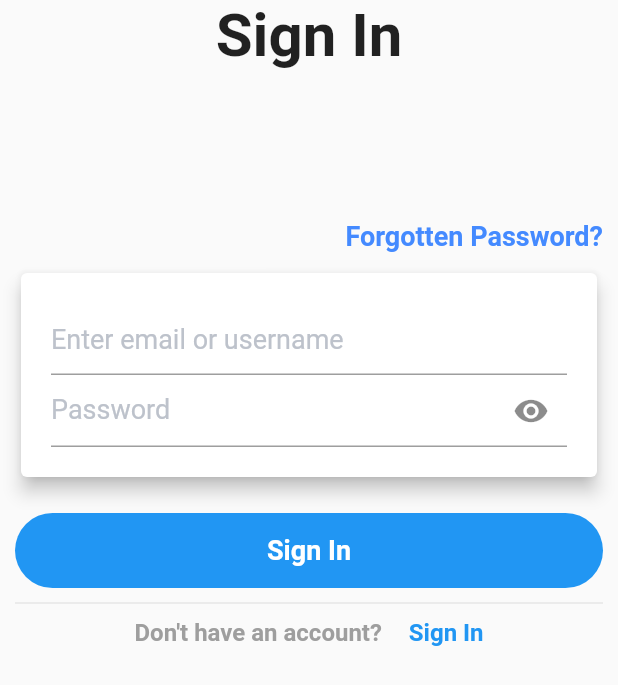
After one commit to orangeztorm/food_delivery, a Flutter app: the screen it shows after launch, item 2 of the bottom bar chosen, scrolled down 146 dp, after a tap on "Proceed to checkout", on a phone screen of 412 x 824 dp. The commit adds this screen. Shown: the top 685 px of the screen. Run offline on Flutter 3.47's test engine with Material 2 defaults, Android fonts, the phone set to English and light mode, and no system bars.

Commit message:
signin page

```diff
--- a/lib/src/pages/order_page.dart
+++ b/lib/src/pages/order_page.dart
@@ -1,4 +1,5 @@
 import 'package:flutter/material.dart';
+import 'package:food_delivery/src/pages/sign_in_page.dart';
 import 'package:food_delivery/src/widgets/order_card.dart';
 
 class Order extends StatefulWidget {
@@ -138,7 +139,12 @@ class _OrderState extends State<Order> {
             ],
           ),
           SizedBox(height: 20,),
-          Container(
+          GestureDetector(
+            onTap: () {
+              Navigator.of(context).push(MaterialPageRoute(
+                  builder: (BuildContext context) => SignInPage()));
+            },
+            child: Container(
                 width: MediaQuery.of(context).size.width,
                 height: 50.0,
                 decoration: BoxDecoration(
@@ -154,6 +160,7 @@ class _OrderState extends State<Order> {
                         color: Colors.white ),
                   ),
                 )),
+          ),
 
         ],
       ),
--- /dev/null
+++ b/lib/src/pages/sign_in_page.dart
@@ -0,0 +1,135 @@
+import 'package:flutter/material.dart';
+
+class SignInPage extends StatefulWidget {
+  const SignInPage({Key key}) : super(key: key);
+
+  @override
+  _SignInPageState createState() => _SignInPageState();
+}
+
+class _SignInPageState extends State<SignInPage> {
+  bool _toggleVisibility = false;
+
+  Widget _buildEmailTextField() {
+    return TextFormField(
+      decoration: InputDecoration(
+          hintText: "Enter email or username",
+          hintStyle: TextStyle(color: Color(0xFFBDC2CB), fontSize: 18.0)),
+    );
+  }
+
+  Widget _buildPasswordTextField() {
+    return TextFormField(
+      maxLines: 1,
+      obscureText: _toggleVisibility,
+      decoration: InputDecoration(
+          hintText: "Password ",
+          suffixIcon: InkWell(
+              onTap: () {
+                setState(() {
+                  _toggleVisibility = !_toggleVisibility;
+                });
+              },
+              child: _toggleVisibility
+                  ? Icon(Icons.visibility_off)
+                  : Icon(Icons.visibility)),
+          hintStyle: TextStyle(color: Color(0xFFBDC2CB), fontSize: 18.0)),
+    );
+  }
+
+  @override
+  Widget build(BuildContext context) {
+    return Scaffold(
+      body: SingleChildScrollView(
+        child: SafeArea(
+          child: Padding(
+            padding: EdgeInsets.symmetric(horizontal: 10),
+            child: Column(
+              mainAxisAlignment: MainAxisAlignment.center,
+              children: [
+                Text(
+                  'Sign In',
+                  style: TextStyle(
+                    fontSize: 40.0,
+                    fontWeight: FontWeight.bold,
+                  ),
+                ),
+                SizedBox(
+                  height: 100.0,
+                ),
+                Row(
+                  mainAxisAlignment: MainAxisAlignment.end,
+                  children: [
+                    Text(
+                      'Forgotten Password?',
+                      style: TextStyle(
+                        fontSize: 18.0,
+                        color: Colors.blueAccent,
+                        fontWeight: FontWeight.bold,
+                      ),
+                    )
+                  ],
+                ),
+                SizedBox(
+                  height: 10.0,
+                ),
+                Card(
+                  elevation: 5,
+                  child: Padding(
+                    padding: EdgeInsets.all(20.0),
+                    child: Column(
+                      children: [
+                        _buildEmailTextField(),
+                        _buildPasswordTextField(),
+                      ],
+                    ),
+                  ),
+                ),
+                SizedBox(
+                  height: 20.0,
+                ),
+                Container(
+                  height: 50.0,
+                  decoration: BoxDecoration(
+                    color: Colors.blue,
+                    borderRadius: BorderRadius.circular(25),
+                  ),
+                  child: Center(
+                    child: Text(
+                      'Sign In',
+                      style: TextStyle(
+                          fontSize: 18.0,
+                          fontWeight: FontWeight.bold,
+                          color: Colors.white),
+                    ),
+                  ),
+                ),
+                Divider(
+                  height: 20.0,
+                ),
+                Row(
+                  mainAxisAlignment: MainAxisAlignment.center,
+                  children: [
+                    Text("Don't have an account?  ",
+                        style: TextStyle(
+                            fontSize: 16.0,
+                            fontWeight: FontWeight.bold,
+                            color: Colors.grey)),
+                    SizedBox(
+                      width: 10,
+                    ),
+                    Text('Sign In',
+                        style: TextStyle(
+                            fontSize: 16.0,
+                            fontWeight: FontWeight.bold,
+                            color: Colors.blue))
+                  ],
+                )
+              ],
+            ),
+          ),
+        ),
+      ),
+    );
+  }
+}
```
Lines whose indentation alone changed are shown as unchanged.
